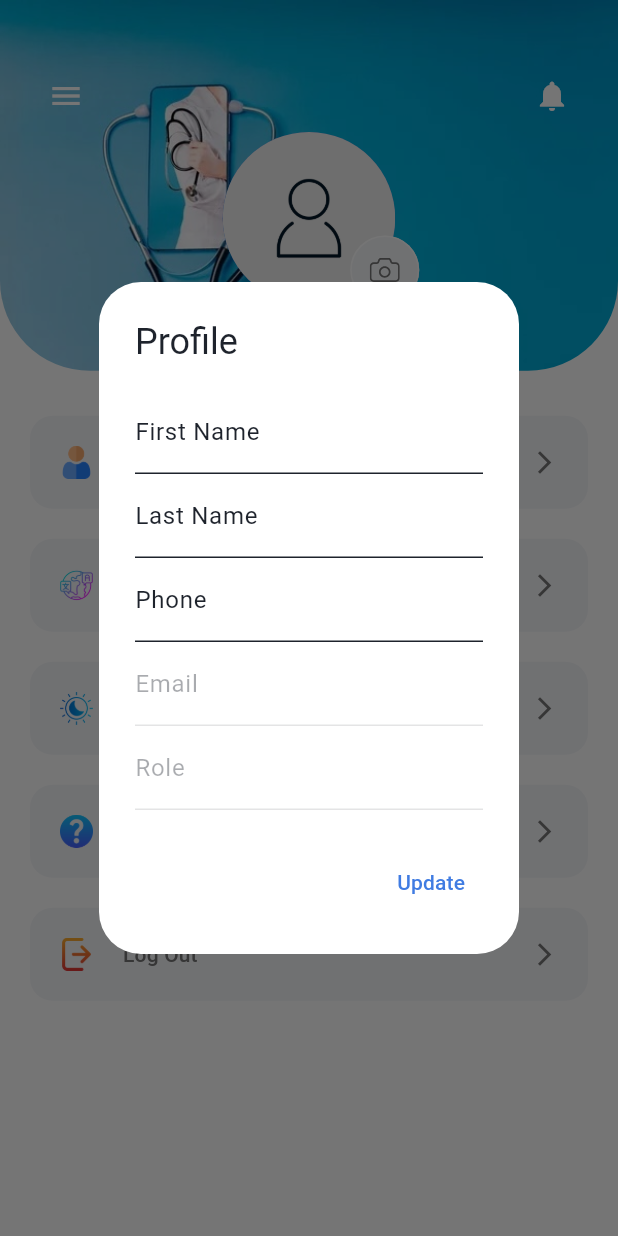
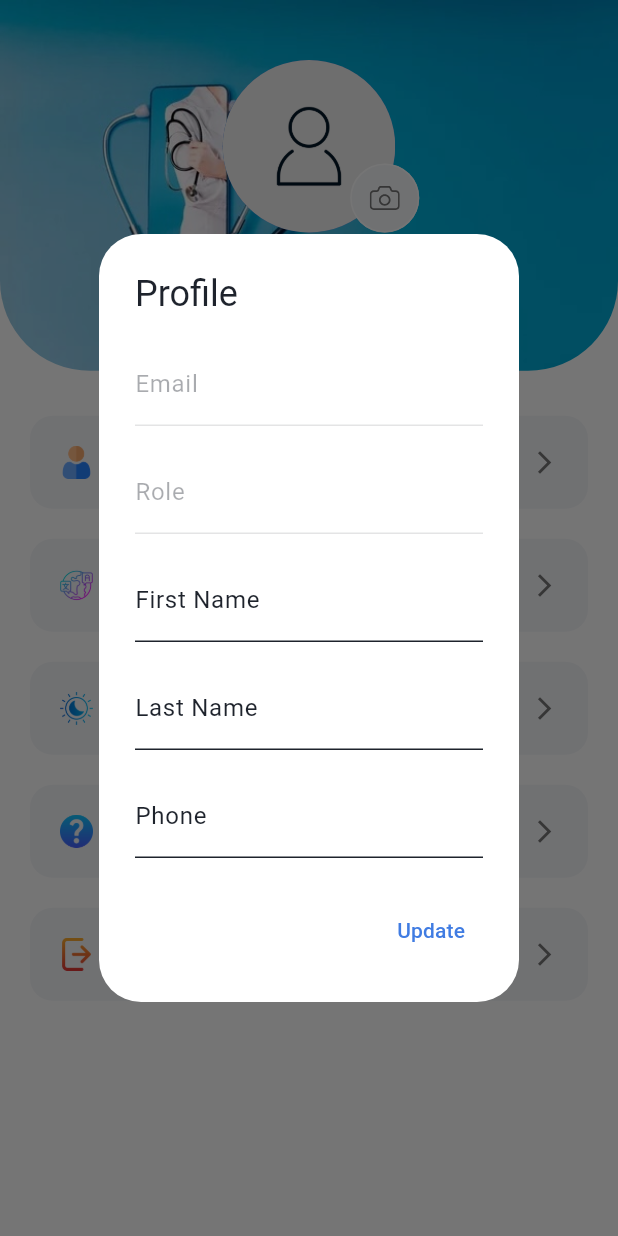
Before and after one commit to mahider-anmut/telemedicine-app, a Flutter app: the ProfilePage screen opened directly, after a tap on "My Account", on a phone screen of 412 x 824 dp. Run offline on Flutter 3.47's test engine with Material 3 defaults, Android fonts, the phone set to English and light mode, and no system bars; our stand-ins replace connectivity_plus, file_picker, flutter_spinkit, flutter_svg, fluttertoast, geocoding and 7 more; accounts and stored records are empty.

Commit message:
update profile

```diff
--- a/lib/view/ProfilePage.dart
+++ b/lib/view/ProfilePage.dart
@@ -283,6 +283,8 @@ import 'package:flutter/material.dart';
 import 'package:flutter_svg/flutter_svg.dart';
 import 'package:provider/provider.dart';
 import 'package:telemedicine/constants/assets.dart';
+import 'package:telemedicine/utils/utils.dart';
+import 'package:url_launcher/url_launcher.dart';
 
 import '../constants/colors.dart';
 import '../constants/constants.dart';
@@ -445,28 +447,33 @@ class _ProfilePageState extends State<ProfilePage> {
               mainAxisSize: MainAxisSize.min,
               children: [
                 TextField(
+                  controller: emailController,
+                  decoration: InputDecoration(labelText: "Email"),
+                  enabled: false,
+                ),
+                SizedBox(height:16),
+                TextField(
+                  controller: roleController,
+                  decoration: InputDecoration(labelText: "Role"),
+                  enabled: false,
+                ),
+                SizedBox(height:16),
+                TextField(
                   controller: firstNameController,
                   decoration: InputDecoration(labelText: "First Name"),
                 ),
+                SizedBox(height:16),
                 TextField(
                   controller: lastNameController,
                   decoration: InputDecoration(labelText: "Last Name"),
                 ),
+                SizedBox(height:16),
                 TextField(
                   controller: phoneController,
                   decoration: InputDecoration(labelText: "Phone"),
                   keyboardType: TextInputType.phone,
                 ),
-                TextField(
-                  controller: emailController,
-                  decoration: InputDecoration(labelText: "Email"),
-                  enabled: false,
-                ),
-                TextField(
-                  controller: roleController,
-                  decoration: InputDecoration(labelText: "Role"),
-                  enabled: false,
-                ),
+
               ],
             ),
           ),
@@ -490,6 +497,15 @@ class _ProfilePageState extends State<ProfilePage> {
         );
       },
     );
+  }
+
+  void _launchWebsite() async {
+    final Uri uri = Uri.parse("https://google.com");
+    if (await canLaunchUrl(uri)) {
+      await launchUrl(uri, mode: LaunchMode.externalApplication); // opens in browser
+    } else {
+      Utils.showToast("Unable to open page",type: "error");
+    }
   }
 
 
@@ -533,22 +549,22 @@ class _ProfilePageState extends State<ProfilePage> {
                         child: Row(
                           mainAxisAlignment: MainAxisAlignment.spaceBetween,
                           children: [
-                            IconButton(
-                              icon: Icon(Icons.menu,color: AppColors.mainIconColor,),
-                              onPressed: () {
-                                Scaffold.of(context).openDrawer();
-                              },
-                            ),
-
-                            IconButton(
-                              icon: Icon(Icons.notifications,color: AppColors.mainIconColor!,),
-                              onPressed: () {
-                                Navigator.push(
-                                  context,
-                                  MaterialPageRoute(builder: (context) => NotificationPage()),
-                                );
-                              },
-                            ),
+                            // IconButton(
+                            //   icon: Icon(Icons.menu,color: AppColors.mainIconColor,),
+                            //   onPressed: () {
+                            //     Scaffold.of(context).openDrawer();
+                            //   },
+                            // ),
+                              Spacer()
+                            // IconButton(
+                            //   icon: Icon(Icons.notifications,color: AppColors.mainIconColor!,),
+                            //   onPressed: () {
+                            //     Navigator.push(
+                            //       context,
+                            //       MaterialPageRoute(builder: (context) => NotificationPage()),
+                            //     );
+                            //   },
+                            // ),
                           ],
                         ),
                       ),
@@ -598,7 +614,7 @@ class _ProfilePageState extends State<ProfilePage> {
             ProfileMenu(
               text: "Help Center",
               icon: LocalAssets.helpIcon,
-              press: () {},
+              press: _launchWebsite,
             ),
             ProfileMenu(
               text: "Log Out",
--- a/pubspec.yaml
+++ b/pubspec.yaml
@@ -64,6 +64,7 @@ dependencies:
   video_player: ^2.8.2
   uuid: ^4.2.1
   webview_flutter: ^4.4.2
+  url_launcher: ^6.2.6
 
 dev_dependencies:
   flutter_test:
```
Also changed, not shown: pubspec.lock.
